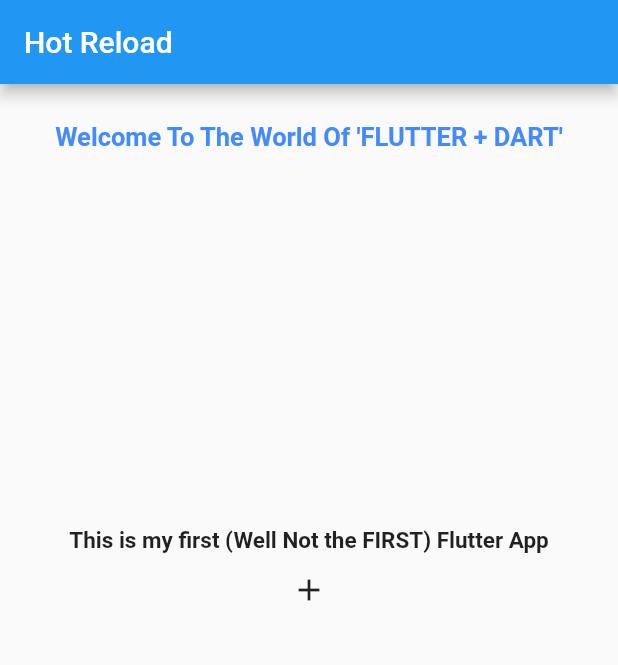
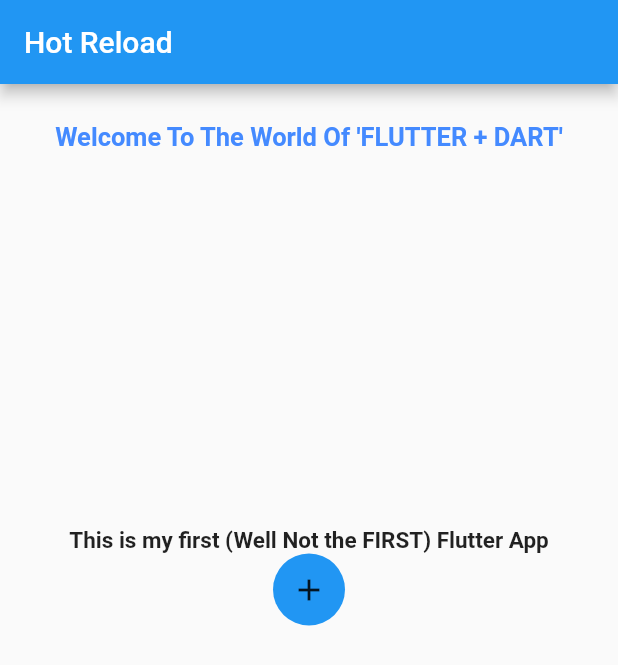
Before and after one commit to bhawesh2002/increment_counter_app, a Flutter app: the screen it shows after launch, on a phone screen of 412 x 824 dp. Shown: the top 665 px of the screen. Run offline on Flutter 3.47's test engine with Material 2 defaults, Android fonts, the phone set to English and light mode, and no system bars.

Commit message:
palce the icon inside the ink(circcle)

```diff
--- a/flutter app 1/app_1/lib/main.dart
+++ b/flutter app 1/app_1/lib/main.dart
@@ -72,11 +72,15 @@ class _MyHomePageState extends State<MyHomePage> {
                 fontWeight: FontWeight.bold,
               ),
             ),
-            IconButton(
-              onPressed: () {},
-              icon: const Icon(Icons.add),
-              splashRadius: 20,
-              splashColor: Colors.blue,
+            Ink(
+              decoration: const ShapeDecoration(
+                  shape: CircleBorder(), color: Colors.blue),
+              child: IconButton(
+                onPressed: () {},
+                icon: const Icon(Icons.add),
+                splashRadius: 20,
+                splashColor: Colors.blue,
+              ),
             )
           ]),
         ));
```
